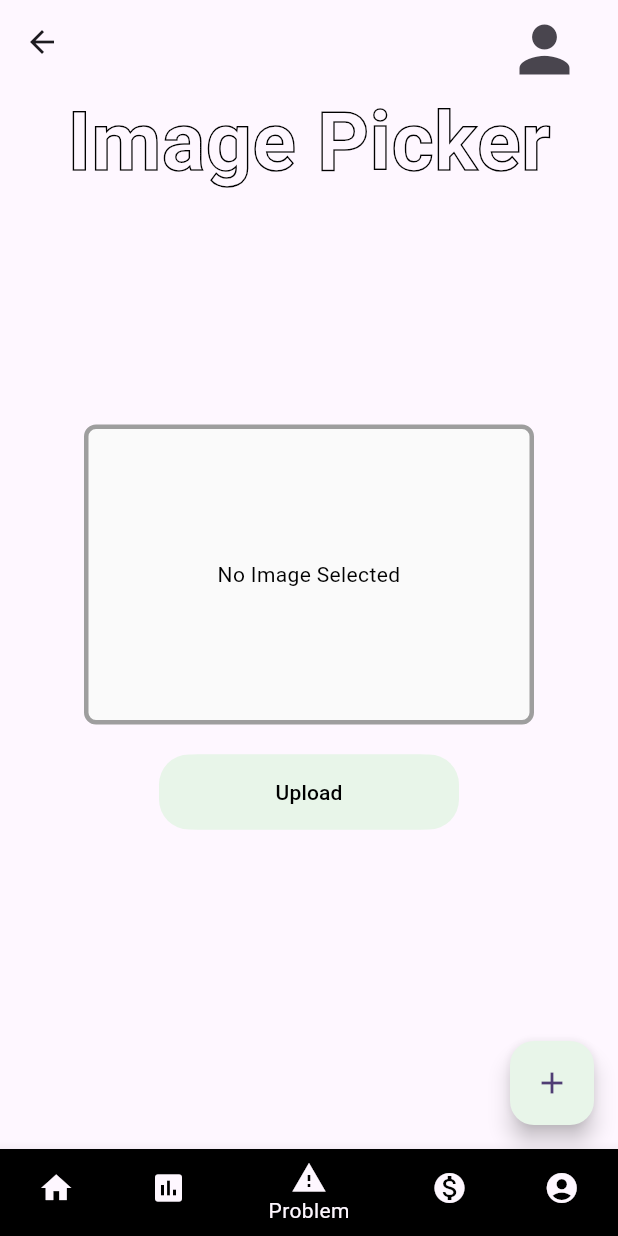
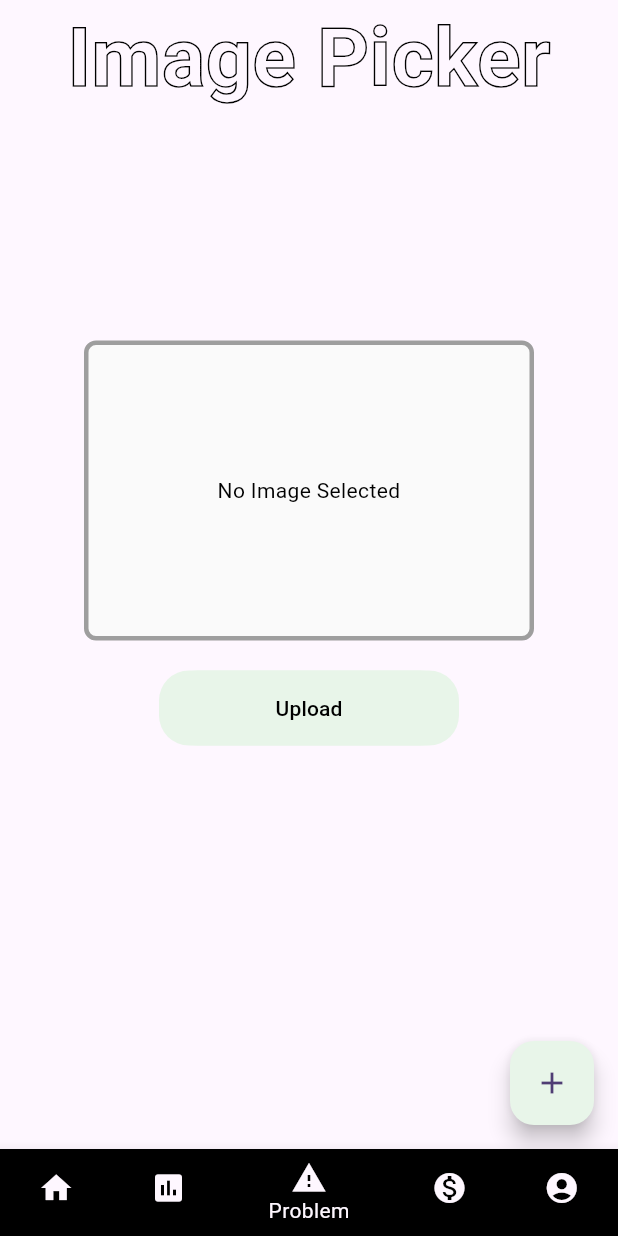
Before and after one commit to Tejoooo/EcoZen, a Flutter app: the screen it shows once a user with an empty profile is signed in, item 3 of the bottom bar chosen, on a phone screen of 412 x 824 dp. Run offline on Flutter 3.47's test engine with Material 3 defaults, Android fonts, the phone set to English and light mode, and no system bars; our stand-ins replace carousel_slider, firebase_auth, firebase_core, get, google_maps_flutter, image_picker; accounts and stored records are empty; statements that could not run were skipped.

Commit message:
removed appbar in all paged

```diff
--- a/ecozen/lib/pages/post.dart
+++ b/ecozen/lib/pages/post.dart
@@ -1,3 +1,5 @@
+// ignore_for_file: prefer_const_constructors, avoid_print, sort_child_properties_last, use_key_in_widget_constructors, library_private_types_in_public_api
+
 import 'dart:io';
 import 'package:flutter/material.dart';
 import 'package:image_picker/image_picker.dart';
@@ -52,33 +54,11 @@ class _ImagePickerWidgetState extends State<ImagePickerWidget> {
   @override
   Widget build(BuildContext context) {
     return Scaffold(
-      appBar: AppBar(
-  actions: [
-    Padding(
-      padding: EdgeInsets.only(right: 16.0), // Adjust the padding as needed
-      child: IconButton(
-        icon: Icon(Icons.person,size: 50,),
-        onPressed: () {
-          // Add your onPressed logic here
-        },
-      ),
-    ),
-  ],
-),
-
       body: SingleChildScrollView(
         child: Center(
           child: Column(
             mainAxisAlignment: MainAxisAlignment.center,
-            // crossAxisAlignment: CrossAxisAlignment.center,
             children: [
-              // Container(
-              //   child: Image.asset(
-              //     'assets/6.png',
-              //     width: 250.0,
-              //     height: 200.0,
-              //   ),
-              // ),
               Text(
                 'Image Picker',
                 style: TextStyle(
@@ -90,7 +70,9 @@ class _ImagePickerWidgetState extends State<ImagePickerWidget> {
                     ..color = Colors.black,
                 ),
               ),
-              SizedBox(height: 150,),
+              SizedBox(
+                height: 150,
+              ),
               _pickedImage != null
                   ? Stack(
                       alignment: Alignment.topRight,
@@ -117,8 +99,7 @@ class _ImagePickerWidgetState extends State<ImagePickerWidget> {
                               shape: BoxShape.circle,
                               color: Colors.white,
                             ),
-                            child:
-                                Icon(Icons.close, color: Colors.black),
+                            child: Icon(Icons.close, color: Colors.black),
                           ),
                         ),
                       ],
```
Also changed, not shown: ecozen/lib/pages/homePage.dart (+11 -13 lines), ecozen/lib/pages/services/pagesService.dart (+29 -1 lines), ecozen/pubspec.lock. Lines whose indentation alone changed are shown as unchanged.
